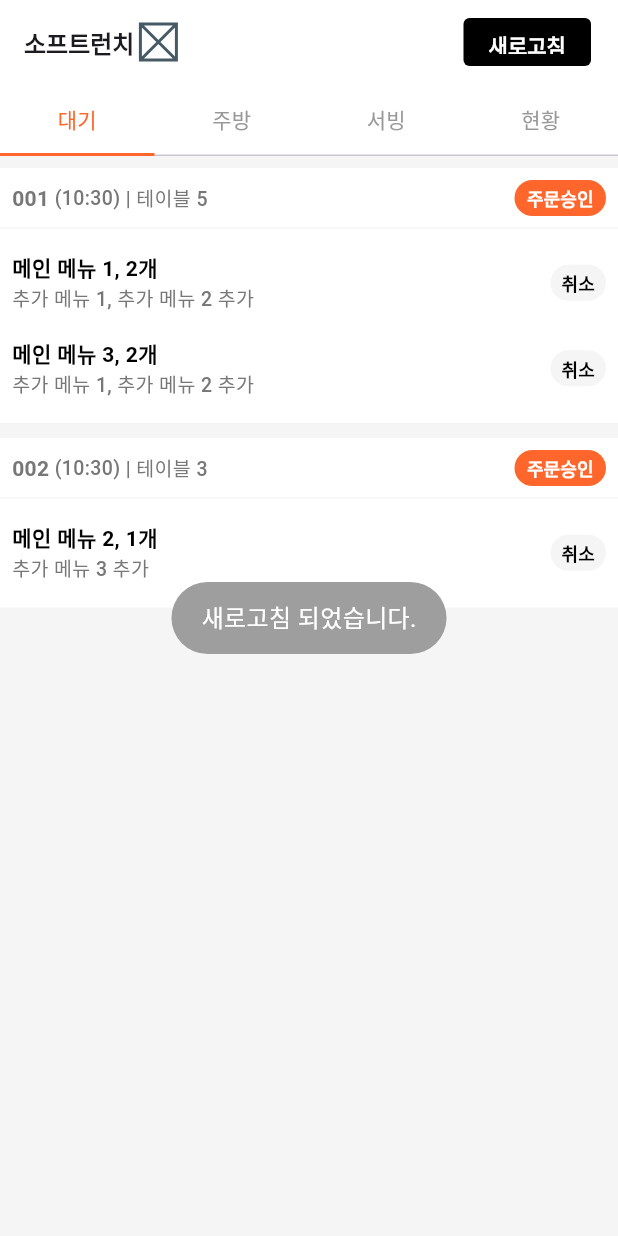
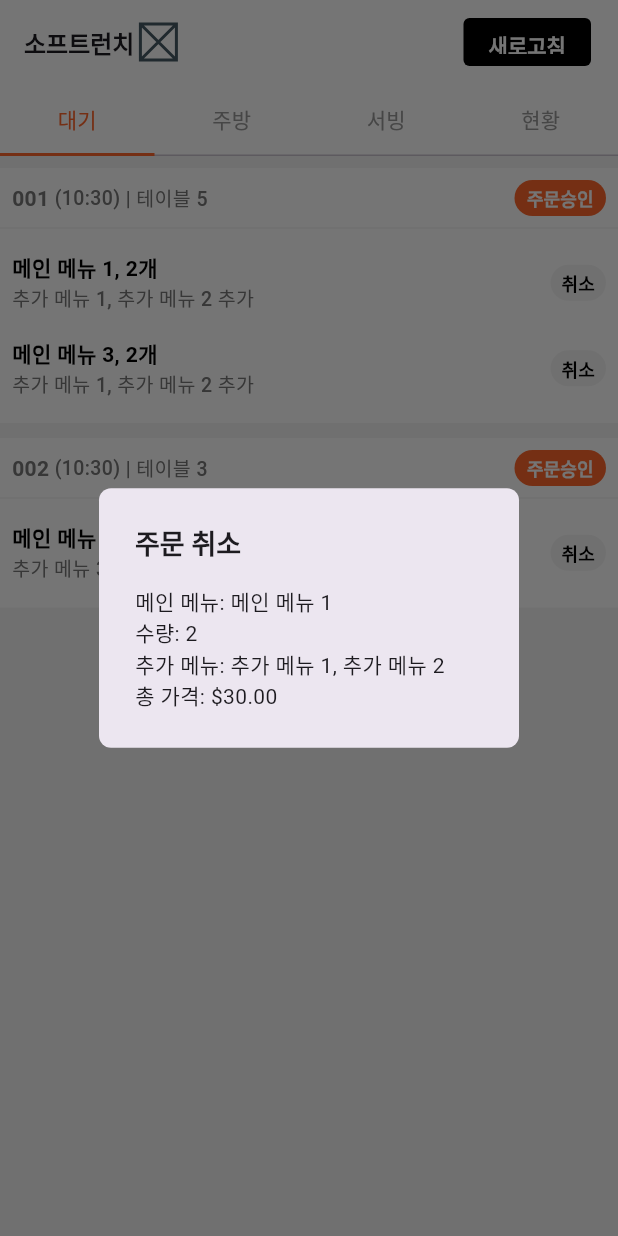
Before and after one commit to olleh365/menuboard-admin, a Flutter app: the screen it shows after launch, after a tap on "취소", on a phone screen of 412 x 824 dp. Run offline on Flutter 3.47's test engine with Material 3 defaults, Android fonts, the phone set to English and light mode, and no system bars; our stand-ins replace fluttertoast.

Commit message:
팝업 수정1

```diff
--- a/lib/main.dart
+++ b/lib/main.dart
@@ -6,7 +6,6 @@ import 'waiting_screen.dart';
 import 'kitchen_screen.dart';
 import 'serving_screen.dart';
 import 'status_screen.dart';
-import 'order_provider.dart';
 
 
 void main() {
--- a/lib/waiting_screen.dart
+++ b/lib/waiting_screen.dart
@@ -1,4 +1,5 @@
 import 'package:flutter/material.dart';
+import 'package:menuboard_admin/exam_menu_model.dart';
 import 'package:provider/provider.dart';
 import 'package:intl/intl.dart';
 import 'main.dart';
@@ -6,6 +7,29 @@ import 'order_provider.dart';
 
 class WaitingScreen extends StatelessWidget {
   const WaitingScreen({super.key});
+
+  void cancelWindow(BuildContext context, OrderItem item){
+    final additionalMenu = item.additionalMenu
+        .map((addItem) => addItem.name)
+        .join(', ');
+    final cencelMenu = '메인 메뉴: ${item.mainMenu}\n'
+        '수량: ${item.quantity}\n'
+        '추가 메뉴: $additionalMenu\n'
+        '총 가격: \$${item.totalPrice.toStringAsFixed(2)}';
+
+    showDialog(context: context,
+        barrierDismissible: false,
+        builder: (BuildContext context){
+          return AlertDialog(
+            shape: RoundedRectangleBorder(
+              borderRadius: BorderRadius.circular(8),
+            ),
+            title: const Text('주문 취소', style: TextStyle(fontSize: 18, fontWeight: FontWeight.w700)),
+            content: Text(cencelMenu),
+          );
+        }
+    );
+  }
 
   @override
   Widget build(BuildContext context) {
@@ -115,7 +139,10 @@ class WaitingScreen extends StatelessWidget {
                           SizedBox(
                             width: 37,
                             height: 24,
-                            child: TextButton(onPressed: toastExample,
+                            child: TextButton(
+                                onPressed:() {
+                                  cancelWindow(context, item);
+                                },
                                 style: TextButton.styleFrom(
                                   backgroundColor: const Color(0xFFF5F5F5),
                                   foregroundColor: Colors.black,
```
